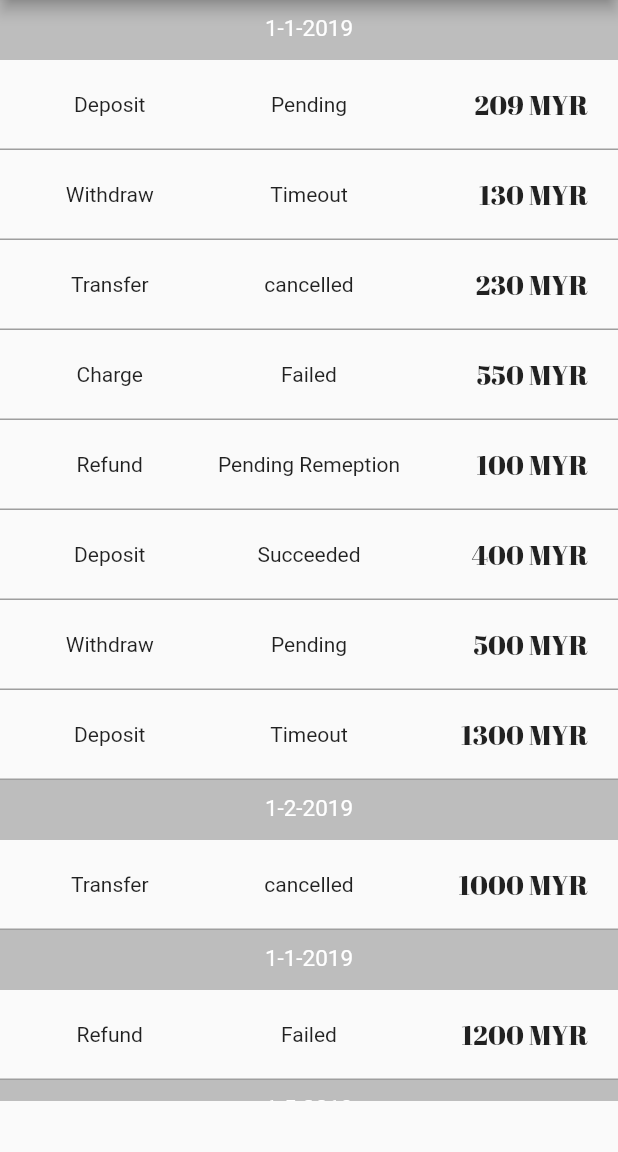
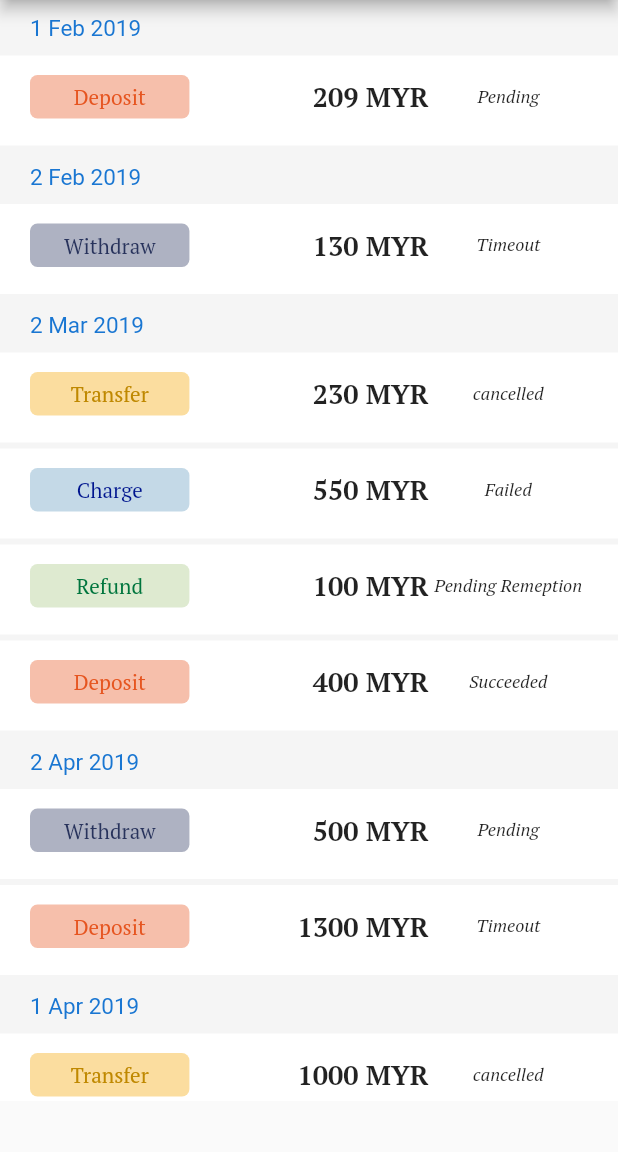
Before and after one commit to Mehedi50200/minipay, a Flutter app: the screen it shows after launch, on a phone screen of 412 x 824 dp, the part 84-1236 px from its top. Run offline on Flutter 3.47's test engine with Material 2 defaults, Android fonts, the light colour scheme and no system bars; statements that could not run were skipped.

Commit message:
new containers

```diff
--- a/lib/main.dart
+++ b/lib/main.dart
@@ -52,7 +52,7 @@ class _TransactionPageState extends State<TransactionPage> {
           x["cancelled"],
           x["primaryCurrency"],
           x["convertedTo"],
-          x["conversationRate"]);
+          x["conversionRate"]);
       transactionList.add(transactionItem);
     }
     return transactionList;
@@ -144,6 +144,7 @@ class _TransactionPageState extends State<TransactionPage> {
               var transactionListData = snapshot.data;
               return Container(
                 height: MediaQuery.of(context).size.height-90,
+                color: Colors.grey[100],
                 child: ListView.builder(
                   itemCount: snapshot.data.length,
                   itemBuilder: (BuildContext context, int index) {
--- a/lib/transaction_history_model.dart
+++ b/lib/transaction_history_model.dart
@@ -9,7 +9,7 @@ class TransactionHistoryModel {
       cancelled,
       primaryCurrency,
       convertedTo,
-      conversationRate;
+      conversionRate;
 
   TransactionHistoryModel(
     this.transactionId,
@@ -22,6 +22,6 @@ class TransactionHistoryModel {
     this.cancelled,
     this.primaryCurrency,
     this.convertedTo,
-    this.conversationRate,
+    this.conversionRate,
   );
 }
--- a/lib/transaction_tile.dart
+++ b/lib/transaction_tile.dart
@@ -18,27 +18,7 @@ class TransationTile extends StatefulWidget {
 class _PostListItem extends State<TransationTile> {
   final TransactionHistoryModel transactionHistoyModel;
   final TransactionHistoryModel previousItem;
-
-  bool state;
-  Color tTypeColor;
-
-
-
-  void tTypeColorFunction(){
-    if (transactionHistoyModel.transactionType.toString() == "Deposit"){
-      tTypeColor =Color(0x30E65520);
-    }else if (transactionHistoyModel.transactionType.toString() == "Withdraw"){
-      tTypeColor =Color(0x3028335C);
-    }else if (transactionHistoyModel.transactionType.toString() == "Transfer"){
-      tTypeColor =Color(0x30F4A601);
-    }else if (transactionHistoyModel.transactionType.toString() == "Charge"){
-      tTypeColor =Color(0x30A7C783);
-    }else if (transactionHistoyModel.transactionType.toString() == "Refund"){
-      tTypeColor =Color(0x30629BBE);
-    }else{
-      tTypeColor =Color(0x30629BBE);
-    }
-  }
+  bool isExpaned = false;
 
   _PostListItem(this.transactionHistoyModel, this.previousItem);
 
@@ -53,40 +33,74 @@ class _PostListItem extends State<TransationTile> {
 
   @override
   Widget build(BuildContext context) {
+    Color tTypeBgColor;
+    Color tTypeFColor;
+    Size screenSize = MediaQuery.of(context).size;
+    switch (transactionHistoyModel.transactionType) {
+      case "Deposit":
+        tTypeBgColor = Color(0x60E65520);
+        tTypeFColor = Color(0xFFE65520);
+        break;
+      case "Withdraw":
+        tTypeBgColor = Color(0x6028335C);
+        tTypeFColor = Color(0xFF28335C);
+        break;
+      case "Transfer":
+        tTypeBgColor = Color(0x60F4A601);
+        tTypeFColor = Color(0xFFBF8800);
+        break;
+      case "Charge":
+        tTypeBgColor = Color(0x60629BBE);
+        tTypeFColor = Color(0xFF00158E);
+        break;
+      case "Refund":
+        tTypeBgColor = Color(0x60A7C783);
+        tTypeFColor = Color(0xFF00753D);
+        break;
+      default:
+        tTypeBgColor = Color(0x60629BBE);
+        tTypeFColor = Color(0xFF629BBE);
+    }
     return GestureDetector(
-      onTap: () {},
+      onTap: () {
+        setState(() {
+          isExpaned = !isExpaned;
+        });
+      },
       child: Column(
         mainAxisAlignment: MainAxisAlignment.center,
         children: <Widget>[
           _isMatched()
               ? Container(
-                  height: 40,
+                  height: 30,
                   width: MediaQuery.of(context).size.width,
-                  padding: EdgeInsets.only(top: 10, bottom: 10),
-                  decoration: BoxDecoration(
-                    color: Colors.grey[400],
-                  ),
+                  padding: EdgeInsets.only(top: 5, bottom: 5, left: 20),
+                  margin: EdgeInsets.only(top: 5),
                   child: Text(
                     transactionHistoyModel.completed,
-                    textAlign: TextAlign.center,
+                    textAlign: TextAlign.left,
                     style: TextStyle(
-                      color: Colors.white,
+                      color: Colors.blue[700],
                       fontSize: 15,
                     ),
                   ),
                 )
               : Container(),
-          Container(
-            height: 60,
-            padding: EdgeInsets.fromLTRB(20, 10, 20, 10),
+          AnimatedContainer(
+            padding: EdgeInsets.fromLTRB(20, 0, 20, 5),
+            duration: Duration(milliseconds: 350),
+            margin: EdgeInsets.fromLTRB(0, 2, 0, 2),
+            curve: Curves.linear,
             decoration: BoxDecoration(
-              border: Border(
-                bottom: BorderSide(
-                  color: Colors.grey,
-                  width: 1.0,
+              color: Colors.white,
+
             ),
-              ),
-            ),
+            height: isExpaned ? 400 : 60,
+            child: Column(
+              mainAxisAlignment: MainAxisAlignment.center,
+              children: <Widget>[
+                Expanded(
+                  flex: 1,
                   child: Row(
                     children: <Widget>[
                       Expanded(
@@ -94,12 +108,16 @@ class _PostListItem extends State<TransationTile> {
                         child: Container(
                           padding: EdgeInsets.all(5),
                           decoration: BoxDecoration(
-                      color: tTypeColor,
+                            color: tTypeBgColor,
                             borderRadius: BorderRadius.circular(5),
                           ),
                           child: Text(
                             transactionHistoyModel.transactionType,
                             textAlign: TextAlign.center,
+                            style: TextStyle(
+                              color: tTypeFColor,
+                              fontFamily: "PTSerif Regular",
+                            ),
                           ),
                         ),
                       ),
@@ -107,8 +125,12 @@ class _PostListItem extends State<TransationTile> {
                         flex: 3,
                         child: Container(
                           child: Text(
-                      transactionHistoyModel.transactionState,
-                      textAlign: TextAlign.center,
+                            transactionHistoyModel.transactionAmount + " MYR",
+                            textAlign: TextAlign.end,
+                            style: TextStyle(
+                              fontFamily: "PTSerif Bold",
+                              fontSize: 18,
+                            ),
                           ),
                         ),
                       ),
@@ -116,15 +138,111 @@ class _PostListItem extends State<TransationTile> {
                         flex: 2,
                         child: Container(
                           child: Text(
-                      transactionHistoyModel.transactionAmount + " MYR",
-                      textAlign: TextAlign.end,
+                            transactionHistoyModel.transactionState,
+                            textAlign: TextAlign.center,
                             style: TextStyle(
-                          fontFamily: "AbrilFatface",
-                          fontSize: 18,
-                          fontWeight: FontWeight.w100),
+                              fontFamily: "PTSerif Italic",
+                              fontSize: 12,
                             ),
                           ),
                         ),
+                      ),
+                    ],
+                  ),
+                ),
+                isExpaned
+                    ? Expanded(
+                        flex: 6,
+                        child: Column(
+                          mainAxisAlignment: MainAxisAlignment.center,
+                          children: <Widget>[
+                            Expanded(
+                              flex: 1,
+                              child: Container(
+                                padding: EdgeInsets.all(3),
+                                width: screenSize.width,
+                                decoration: BoxDecoration(
+                                  border: Border(
+                                    bottom: BorderSide(
+                                      color: Colors.blue[700],
+                                      width: 1.0,
+                                    ),
+                                    top: BorderSide(
+                                      color: Colors.blue[700],
+                                      width: 1.0,
+                                    ),
+                                  ),
+                                ),
+                                child: Text(
+                                  "Details",
+                                  textAlign: TextAlign.center,
+                                  style: TextStyle(
+                                      fontFamily: "PTSerif Bold",
+                                      fontSize: 16,
+                                      color: Colors.black),
+                                ),
+                              ),
+                            ),
+                            Expanded(
+                              flex: 1,
+                              child: ListTile(
+                                leading: Text("Transaction Id"),
+                                title: Text(transactionHistoyModel.transactionId
+                                    .toString()),
+                              ),
+                            ),
+                            Expanded(
+                              flex: 1,
+                              child: ListTile(
+                                leading: Text("Transaction Method"),
+                                title: Text(
+                                    transactionHistoyModel.transactionMethod),
+                              ),
+                            ),
+                            Expanded(
+                              flex: 1,
+                              child: ListTile(
+                                leading: Text("Created"),
+                                title: Text(transactionHistoyModel.created),
+                              ),
+                            ),
+                            Expanded(
+                              flex: 1,
+                              child: ListTile(
+                                leading: Text("Completed"),
+                                title: Text(transactionHistoyModel.completed),
+                              ),
+                            ),
+                            Expanded(
+                              flex: 1,
+                              child: ListTile(
+                                leading: Text("Cancelled"),
+                                title: Text(transactionHistoyModel.cancelled),
+                              ),
+                            ),
+                            Expanded(
+                              flex: 1,
+                              child: ListTile(
+                                leading: Text("Currency"),
+                                title: Text(
+                                    transactionHistoyModel.primaryCurrency +
+                                        " > " +
+                                        transactionHistoyModel.convertedTo),
+                              ),
+                            ),
+                            Expanded(
+                              flex: 1,
+                              child: ListTile(
+                                leading: Text("Conversition Rate"),
+                                title: Text(
+                                  transactionHistoyModel.conversionRate,
+                                ),
+                              ),
+                            ),
+                          ],
+                        ),
+                      )
+                    : Container(),
               ],
             ),
           ),
```
Also changed, not shown: assets/transactionHistory.json (+44 -44 lines), pubspec.yaml (+16 -0 lines), fonts/PTSerifBold.ttf (added), fonts/PTSerifBoldItalic.ttf (added), fonts/PTSerifItalic.ttf (added), fonts/PTSerifRegular.ttf (added). Lines whose indentation alone changed are shown as unchanged.
